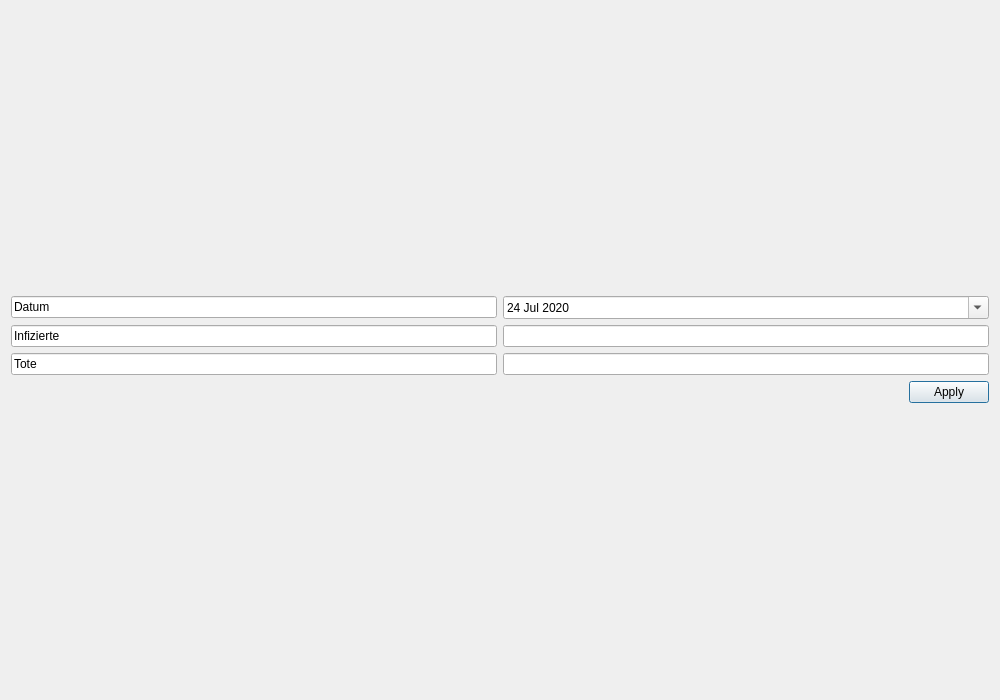
Before: the Qt Designer form src/deutschland.ui in JosephBisso/Starlink, drawn with Qt 5.
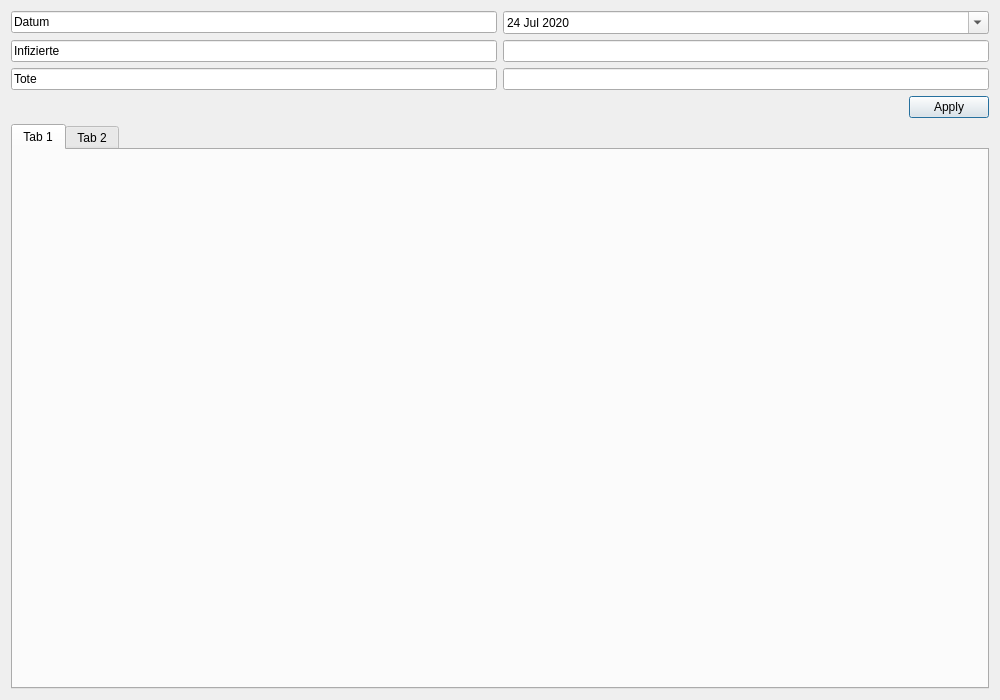
After: the same form once the commit is applied.

What changed in the file:
```diff
--- a/src/deutschland.ui
+++ b/src/deutschland.ui
@@ -109,7 +109,25 @@
     </layout>
    </item>
    <item>
-    <layout class="QVBoxLayout" name="verticalLayout"/>
+    <layout class="QVBoxLayout" name="verticalLayout">
+     <item>
+      <widget class="QTabWidget" name="tabWidget">
+       <property name="currentIndex">
+        <number>0</number>
+       </property>
+       <widget class="QWidget" name="tab">
+        <attribute name="title">
+         <string>Tab 1</string>
+        </attribute>
+       </widget>
+       <widget class="QWidget" name="tab_2">
+        <attribute name="title">
+         <string>Tab 2</string>
+        </attribute>
+       </widget>
+      </widget>
+     </item>
+    </layout>
    </item>
   </layout>
  </widget>
```
